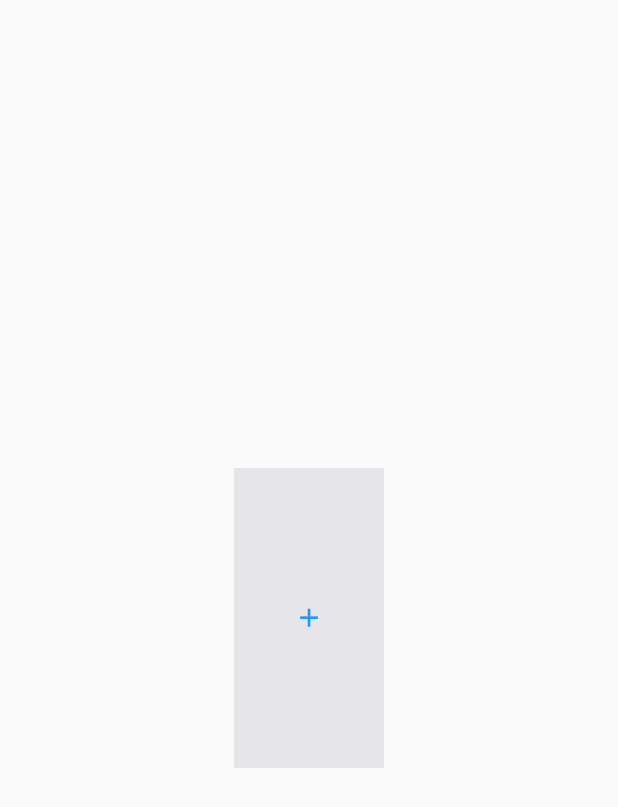
After one commit to no1harm/my_flutter_app, a Flutter app: the screen it shows after launch, scrolled down 60 dp, after a tap on "右滑返回上一页", on a phone screen of 412 x 824 dp. The commit adds this screen. Shown: the top 807 px of the screen. Run offline on Flutter 3.47's test engine with Material 2 defaults, Android fonts, the phone set to English and light mode, and no system bars.

Commit message:
完成IOS下右滑返回上一页的功能

```diff
--- a/lib/main.dart
+++ b/lib/main.dart
@@ -15,6 +15,7 @@ import 'expansionList.dart';
 import 'expansionLists.dart';
 import 'customCliper.dart';
 import 'loadingPage.dart';
+import 'rightBack.dart';
 
 void main() => runApp(new MyApp());
 
@@ -161,6 +162,14 @@ class HomePage extends StatelessWidget {
                 )
               },
             ),
+            new CustomButton(
+              title:'右滑返回上一页',
+              onTap: () => {
+                Navigator.push(context,new  MaterialPageRoute(
+                  builder:(context) =>new RightBackPage())
+                )
+              },
+            ),
           ],
         )
       )
--- /dev/null
+++ b/lib/rightBack.dart
@@ -0,0 +1,29 @@
+import 'package:flutter/cupertino.dart';
+import 'package:flutter/material.dart';
+import 'main.dart';
+
+class RightBackPage extends StatelessWidget {
+  @override
+  Widget build(BuildContext context) {
+    // 使用 CupertinoPageScaffold
+    return new CupertinoPageScaffold(
+      child: Center(
+        child: Container(
+          height: 200.0,
+          width: 100.0,
+          color: CupertinoColors.lightBackgroundGray,
+          child: CupertinoButton(
+            child: Icon(Icons.add),
+            onPressed: (){
+              Navigator.of(context).push(
+                CupertinoPageRoute(builder: (BuildContext context){
+                  return MyApp();
+                })
+              );
+            },
+          ),
+        ),
+      ),
+    );
+  }
+}
```
